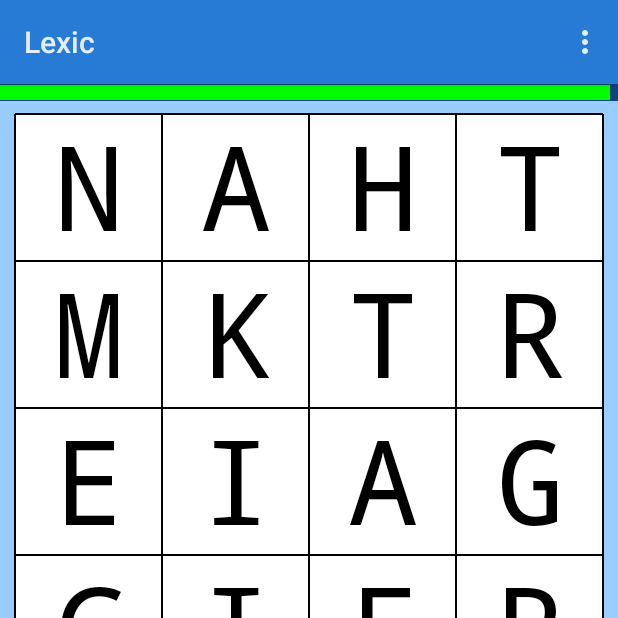
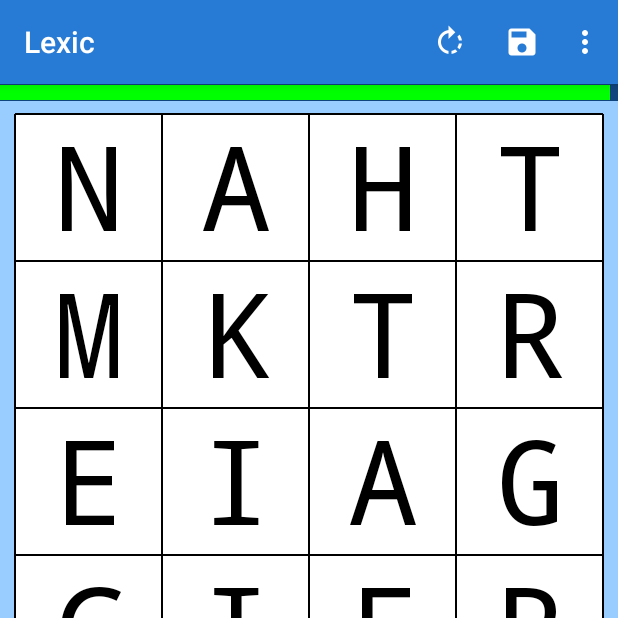
Before and after one commit to lexica/lexica, an Android app: the screen it shows after launch (PlayLexic), after a tap on "NEW GAME", on a phone screen of 412 x 824 dp, the top half of it. Run offline under Robolectric (Android 15) with nearby library versions, the light colour scheme and no system bars; pictures from the network do not load.

Commit message:
Added icons to action bar.

```diff
--- a/app/src/main/java/net/healeys/lexic/PlayLexic.java
+++ b/app/src/main/java/net/healeys/lexic/PlayLexic.java
@@ -21,6 +21,7 @@
 import android.content.Intent;
 import android.content.SharedPreferences;
 import android.os.Bundle;
+import android.support.v7.app.AppCompatActivity;
 import android.util.Log;
 import android.view.Menu;
 import android.view.MenuInflater;
@@ -30,7 +31,7 @@
 import net.healeys.lexic.game.Game;
 import net.healeys.lexic.view.LexicView;
 
-public class PlayLexic extends Activity implements Synchronizer.Finalizer {
+public class PlayLexic extends AppCompatActivity implements Synchronizer.Finalizer {
 
 	protected static final String TAG = "PlayLexic";
 
--- a/app/src/main/java/net/healeys/lexic/view/LexicLogo.java
+++ b/app/src/main/java/net/healeys/lexic/view/LexicLogo.java
@@ -53,7 +53,9 @@
 	 */
 	@TargetApi(Build.VERSION_CODES.HONEYCOMB)
 	private void setupSoftwareCanvas() {
-		setLayerType(LAYER_TYPE_SOFTWARE,null);
+		if (Build.VERSION.SDK_INT >= Build.VERSION_CODES.HONEYCOMB) {
+			setLayerType(LAYER_TYPE_SOFTWARE, null);
+		}
 	}
 
 	private void drawTile(Canvas canvas, Paint p, String letter, BoxColor color,
--- a/app/src/main/res/menu/game_menu.xml
+++ b/app/src/main/res/menu/game_menu.xml
@@ -1,9 +1,14 @@
 <?xml version="1.0" encoding="utf-8"?>
-<menu xmlns:android="http://schemas.android.com/apk/res/android">
+<menu xmlns:android="http://schemas.android.com/apk/res/android"
+	  xmlns:app="http://schemas.android.com/apk/res-auto">
 	<item android:id="@+id/rotate"
-		android:title="@string/menu_rotate_board" />
+		android:title="@string/menu_rotate_board"
+		android:icon="@drawable/ic_rotate_right_white_24dp"
+		app:showAsAction="always"/>
 	<item android:id="@+id/save_game"
-		android:title="@string/menu_save_game" />
+		android:title="@string/menu_save_game"
+		android:icon="@drawable/ic_save_white_24dp"
+		app:showAsAction="ifRoom"/>
 	<item android:id="@+id/end_game"
 		android:title="@string/menu_end_game" />
 </menu>
--- a/app/src/main/res/values-v21/styles.xml
+++ b/app/src/main/res/values-v21/styles.xml
@@ -1,9 +1,7 @@
 <?xml version="1.0" encoding="utf-8"?>
 <resources>
-    <style name="AppTheme.Base" parent="@android:style/Theme.Material.Light.DarkActionBar">
+<!--    <style name="AppTheme.Base" parent="@style/Theme.AppCompat.Light.DarkActionBar">
         <item name="android:colorPrimary">@color/colorPrimary</item>
         <item name="android:colorPrimaryDark">@color/colorPrimaryDark</item>
-        <item name="android:windowNoTitle">false</item>
-        <item name="android:windowActionBar">true</item>
-    </style>
+    </style>-->
 </resources>
--- a/app/src/main/res/values/styles.xml
+++ b/app/src/main/res/values/styles.xml
@@ -5,7 +5,5 @@
     <style name="AppTheme.Base" parent="Theme.AppCompat.Light.DarkActionBar">
         <item name="colorPrimary">@color/colorPrimary</item>
         <item name="colorPrimaryDark">@color/colorPrimaryDark</item>
-        <item name="android:windowNoTitle">false</item>
-        <item name="windowActionBar">true</item>
     </style>
 </resources>
```
Also changed, not shown: app/src/main/res/drawable-hdpi/ic_rotate_right_white_24dp.png (added), app/src/main/res/drawable-hdpi/ic_save_white_24dp.png (added), app/src/main/res/drawable-mdpi/ic_rotate_right_white_24dp.png (added), app/src/main/res/drawable-mdpi/ic_save_white_24dp.png (added), app/src/main/res/drawable-xhdpi/ic_rotate_right_white_24dp.png (added), app/src/main/res/drawable-xhdpi/ic_save_white_24dp.png (added), app/src/main/res/drawable-xxhdpi/ic_rotate_right_white_24dp.png (added), app/src/main/res/drawable-xxhdpi/ic_save_white_24dp.png (added), app/src/main/res/drawable-xxxhdpi/ic_rotate_right_white_24dp.png (added), app/src/main/res/drawable-xxxhdpi/ic_save_white_24dp.png (added), 1 other file.
